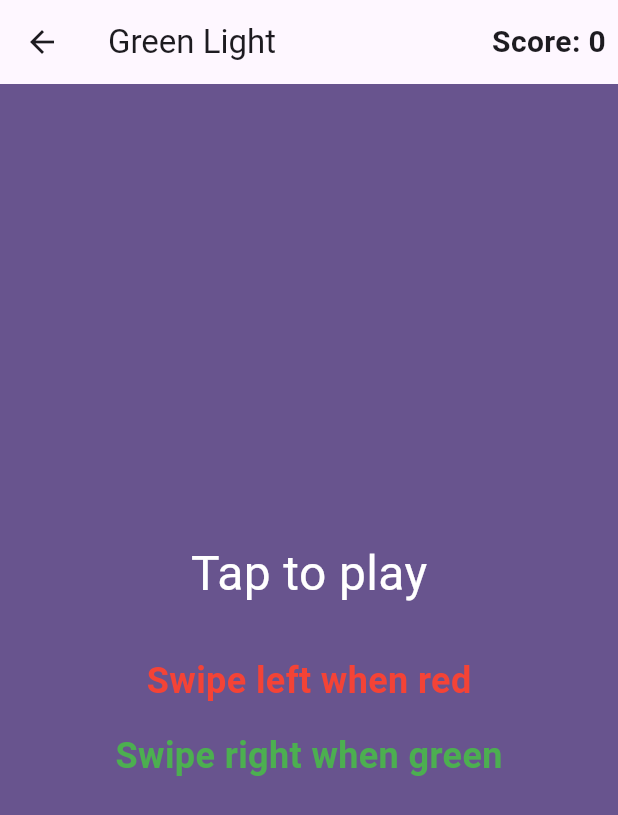
After one commit to Hikuluno/Projet_ProgM, a Flutter app: the TextColorGuess screen opened by its route, on a phone screen of 412 x 824 dp. The commit adds this screen. Shown: the top 815 px of the screen. Run offline on Flutter 3.47's test engine with Material 2 defaults, Android fonts, the phone set to English and light mode, and no system bars; missing offline and left inert: filesystem_picker, flutter_p2p_connection.

Commit message:
fixed things in targetGame

```diff
--- a/lib/screens/games.dart
+++ b/lib/screens/games.dart
@@ -38,7 +38,7 @@ class Games extends StatelessWidget {
               onPressed: () {
                 Navigator.pushNamed(
                   context,
-                  '/target_game',
+                  '/targetGame',
                 );
               },
               child: const Text('TAP THE TARGET'),
--- /dev/null
+++ b/lib/screens/textColorGuess.dart
@@ -0,0 +1,115 @@
+import 'package:flutter/material.dart';
+import 'dart:math';
+import 'package:flutter_application_1/score.dart';
+
+class TextColorGuess extends StatefulWidget {
+  const TextColorGuess({Key? key}) : super(key: key);
+
+  @override
+  TtextColorGuessState createState() => TtextColorGuessState();
+}
+
+class TtextColorGuessState extends State<TextColorGuess> {
+  final GlobalKey<ScoreWidgetState> _scoreKey = GlobalKey();
+  late ScoreWidget _scoreWidget;
+  bool _isStarted = false;
+  bool _isWaiting = false;
+  late bool _isGreen;
+  late bool _isRed;
+
+  @override
+  void initState() {
+    super.initState();
+    _scoreWidget = ScoreWidget(key: _scoreKey);
+  }
+
+  @override
+  Widget build(BuildContext context) {
+    return Scaffold(
+      appBar: AppBar(
+        title: const Text('Green Light'),
+        actions: [
+          Padding(
+            padding: const EdgeInsets.all(8.0),
+            child: _scoreWidget,
+          ),
+        ],
+      ),
+      body: !_isStarted
+          ? GestureDetector(
+              onTap: () {
+                setState(() {
+                  _isStarted = true;
+                });
+                _updateColor();
+              },
+              child: Container(
+                color: Theme.of(context).primaryColor,
+                child: Center(
+                    child: Column(
+                  mainAxisAlignment: MainAxisAlignment.center,
+                  children: const [
+                    Text(
+                      'Tap to play',
+                      style: TextStyle(fontSize: 32, color: Colors.white),
+                    ),
+                    SizedBox(height: 32),
+                    Text(
+                      'Swipe left when red',
+                      style: TextStyle(
+                          fontSize: 24,
+                          color: Colors.red,
+                          fontWeight: FontWeight.bold),
+                    ),
+                    SizedBox(height: 16),
+                    Text(
+                      'Swipe right when green',
+                      style: TextStyle(
+                          fontSize: 24,
+                          color: Colors.green,
+                          fontWeight: FontWeight.bold),
+                    ),
+                  ],
+                )),
+              ),
+            )
+          : _isWaiting
+              ? Container(
+                  color: Theme.of(context).primaryColor,
+                  child: const Center(child: Text("Is waiting")))
+              : GestureDetector(
+                  onPanUpdate: (details) {
+                    int sensitivity = 12;
+                    print("iswaiting : $_isWaiting");
+                    if (details.delta.dx > sensitivity && !_isWaiting) {
+                      // swipe to the right
+                      if (_isGreen) {
+                        setState(() {
+                          _scoreKey.currentState
+                              ?.increment(); // increment the score
+                        });
+                      }
+                      _updateColor();
+                    } else if (details.delta.dx < sensitivity) {
+                      // swipe to the left
+                      if (_isRed) {
+                        setState(() {
+                          _scoreKey.currentState
+                              ?.increment(); // increment the score
+                        });
+                      }
+                      _updateColor();
+                    }
+                  },
+                  child:
+                      Container(color: _isGreen ? Colors.green : Colors.red)),
+    );
+  }
+
+  Future<void> _updateColor() async {
+    setState(() {
+      _isGreen = Random().nextBool();
+      _isRed = !_isGreen;
+    });
+  }
+}
--- a/lib/target.dart
+++ b/lib/target.dart
@@ -4,7 +4,7 @@ class Target extends StatelessWidget {
   final double size;
   final Color color;
 
-  Target({this.size = 100, this.color = Colors.red});
+  const Target({super.key, this.size = 100, this.color = Colors.red});
 
   @override
   Widget build(BuildContext context) {
@@ -12,7 +12,7 @@ class Target extends StatelessWidget {
       width: size,
       height: size,
       decoration: BoxDecoration(
-        color: Color.fromARGB(213, 252, 234, 234),
+        color: const Color.fromARGB(213, 252, 234, 234),
         shape: BoxShape.circle,
         border: Border.all(width: size / 20, color: color),
       ),
```
Also changed, not shown: lib/main.dart (+4 -4 lines), lib/screens/targetGame.dart (renamed from lib/screens/target_game.dart, +11 -7 lines), lib/deprecated/greenlight.dart (renamed from lib/screens/greenlight.dart).
